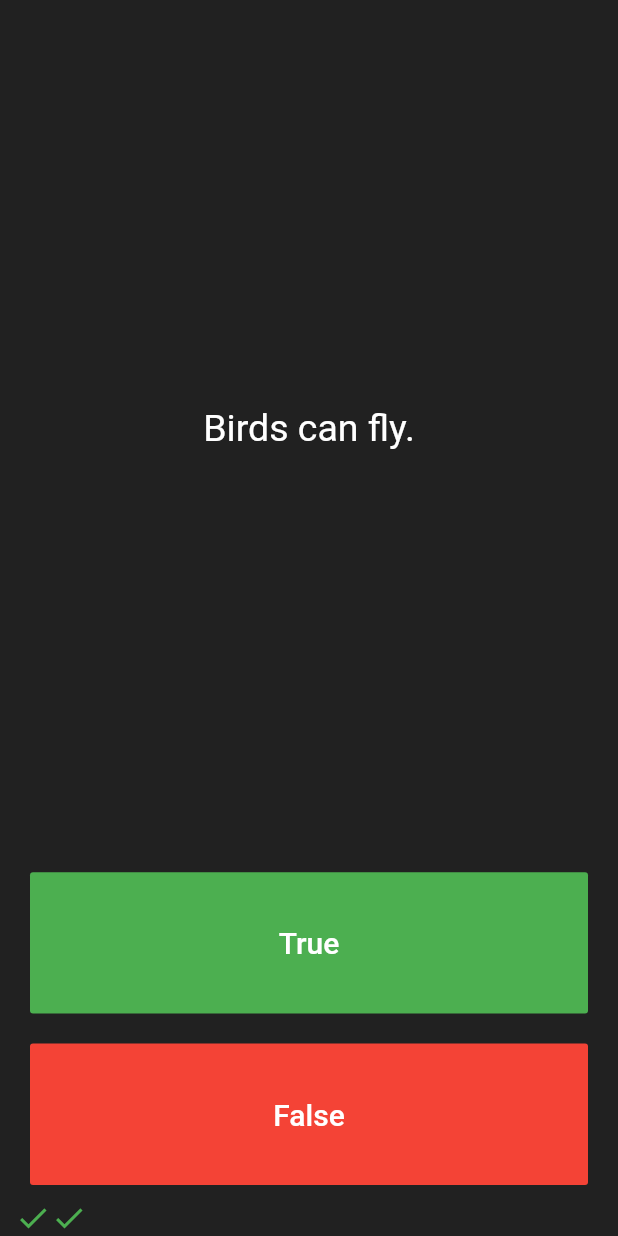
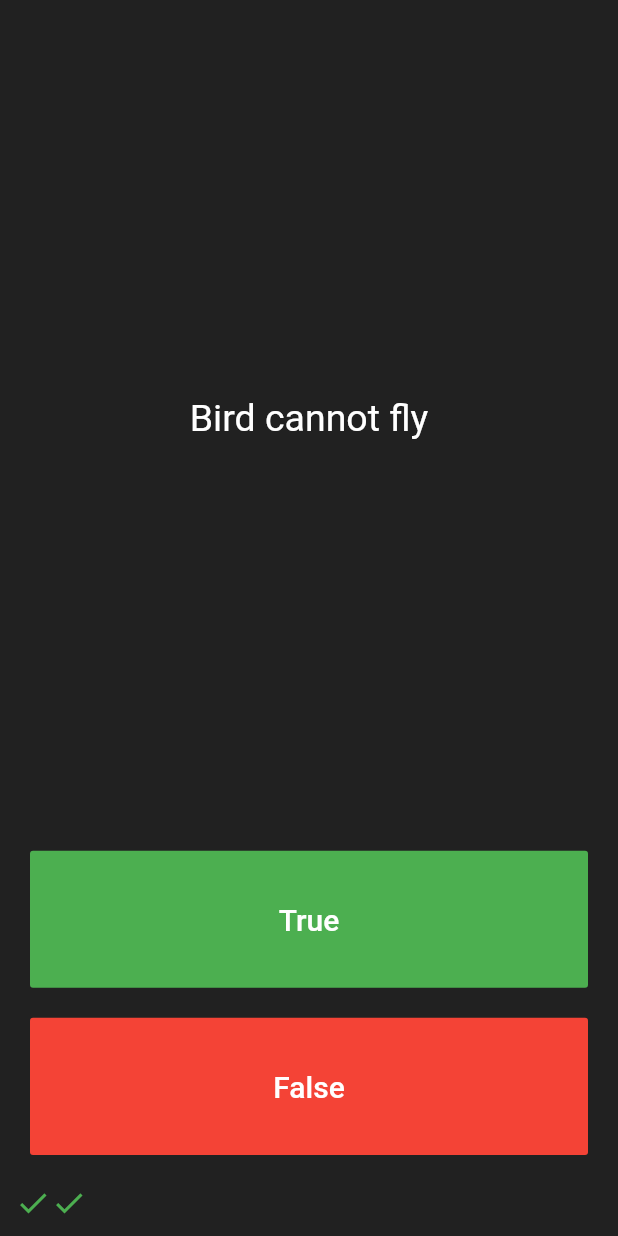
Before and after one commit to asisthre/Qizeapp, a Flutter app: the screen it shows after launch, after a tap on "True", after a tap on "False", on a phone screen of 412 x 824 dp. Run offline on Flutter 3.47's test engine with Material 2 defaults, Android fonts, the phone set to English and light mode, and no system bars; our stand-ins replace rflutter_alert.

Commit message:
Added dialouge and managed controller

```diff
--- a/lib/main.dart
+++ b/lib/main.dart
@@ -1,5 +1,11 @@
+import 'package:flutter/cupertino.dart';
 import 'package:flutter/material.dart';
+import 'package:quiz_app/question_brain.dart';
+import 'package:rflutter_alert/rflutter_alert.dart';
 
+import 'question_brain.dart';
+
+QuestionBrain questionBrain= new QuestionBrain();
 void main() => runApp(MyApp());
 
 class MyApp extends StatelessWidget {
@@ -27,14 +33,60 @@ class QuizPage extends StatefulWidget {
 }
 
 class _QuizPageState extends State<QuizPage> {
+  int score=0;
   List<Widget> scoreKeeper=[];
-  List<String> question=[
-    "Flutter is created by google.",
-    "Mt.everest is not the highest mountain of the world.",
-    "Birds can fly."
-  ];
-  int questionNumber=0;
-  List<bool> answers=[true,false,true];
+   checkAnswer({bool userAnswer}){
+    setState(() {
+      if (questionBrain.isFinished()){
+//        Alert(
+//            context: context,
+//            title:"The number of questions are finished",
+//            desc:"You have scored $score question").show();
+        Alert(
+          context: context,
+          title: "The number of questions are finished",
+          desc: "You have scored $score question",
+          buttons: [
+            DialogButton(
+              child: Text(
+                "Play Again",
+                style: TextStyle(color: Colors.white, fontSize: 20),
+              ),
+              onPressed: () {
+                score=0;
+                Navigator.pop(context);
+                },
+              color: Colors.green,
+              radius: BorderRadius.circular(0.0),
+            ),
+          ],
+        ).show();
+        scoreKeeper.clear();
+        questionBrain.reset();
+      }
+      else{
+        if(questionBrain.getAnswerResult() == userAnswer){
+          scoreKeeper.add(
+              Icon(
+                Icons.check,
+                color: Colors.green,
+                size:24,
+              ));
+          score++;
+        }
+        else{
+          scoreKeeper.add(
+              Icon(
+                Icons.close,
+                color: Colors.red,
+                size:24,
+              ));
+        }
+        questionBrain.nextQuestion();
+      }
+    });
+  }
+
 
   @override
   Widget build(BuildContext context) {
@@ -48,7 +100,7 @@ class _QuizPageState extends State<QuizPage> {
             padding: EdgeInsets.all(10.0),
             child: Center(
               child: Text(
-                question[questionNumber],
+                questionBrain.getQuestionText(),
                 textAlign: TextAlign.center,
                 style: TextStyle(
                   fontSize: 25.0,
@@ -71,25 +123,7 @@ class _QuizPageState extends State<QuizPage> {
                 ),
               ),
               onPressed: () {
-                setState(() {
-                  if(answers[questionNumber]==true){
-                    scoreKeeper.add(
-                        Icon(
-                          Icons.check,
-                          color: Colors.green,
-                          size:24,
-                        ));
-                  }
-                  else{
-                    scoreKeeper.add(
-                        Icon(
-                          Icons.close,
-                          color: Colors.red,
-                          size:24,
-                        ));
-                  }
-                  questionNumber++;
-                });
+                  checkAnswer(userAnswer: true);
               },
             ),
           ),
@@ -107,31 +141,17 @@ class _QuizPageState extends State<QuizPage> {
                 ),
               ),
               onPressed: () {
-                setState(() {
-                  if(answers[questionNumber]==false){
-                    scoreKeeper.add(
-                        Icon(
-                          Icons.check,
-                          color: Colors.green,
-                          size:24,
-                        ));
-                  }
-                  else{
-                    scoreKeeper.add(
-                        Icon(
-                          Icons.close,
-                          color: Colors.red,
-                          size:24,
-                        ));
-                  }
-                  questionNumber++;
-                });
+                checkAnswer(userAnswer: false);
               },
             ),
           ),
         ),
-       Row(
-         children: scoreKeeper,
+       SingleChildScrollView(
+         scrollDirection: Axis.horizontal,
+         padding: EdgeInsets.symmetric(vertical: 10.0),
+         child: Row(
+           children: scoreKeeper,
+         ),
        ),
       ],
     );
--- /dev/null
+++ b/lib/question.dart
@@ -0,0 +1,6 @@
+class Question{
+  String questionText;
+  bool answerResult;
+  Question(this.questionText, this.answerResult);
+
+}
--- /dev/null
+++ b/lib/question_brain.dart
@@ -0,0 +1,66 @@
+import 'package:quiz_app/question.dart';
+
+class QuestionBrain{
+  int _questionNumber=0;
+  List<Question> _questions= [
+    Question("Flutter is created by Google", true),
+    Question("Mount Everest is not the highest mountain in the world", false),
+    Question("Bird cannot fly", false),
+    Question('Some cats are actually allergic to humans', true),
+    Question('You can lead a cow down stairs but not up stairs.', false),
+    Question('Approximately one quarter of human bones are in the feet.', true),
+    Question('A slug\'s blood is green.', true),
+    Question('Buzz Aldrin\'s mother\'s maiden name was "Moon".', true),
+    Question('It is illegal to pee in the Ocean in Portugal.', true),
+    Question(
+        'No piece of square dry paper can be folded in half more than 7 times.',
+        false),
+    Question(
+        'In London, UK, if you happen to die in the House of Parliament, you are technically entitled to a state funeral, because the building is considered too sacred a place.',
+        true),
+    Question(
+        'The loudest sound produced by any animal is 188 decibels. That animal is the African Elephant.',
+        false),
+    Question(
+        'The total surface area of two human lungs is approximately 70 square metres.',
+        true),
+    Question('Google was originally called "Backrub".', true),
+    Question(
+        'Chocolate affects a dog\'s heart and nervous system; a few ounces are enough to kill a small dog.',
+        true),
+    Question(
+        'In West Virginia, USA, if you accidentally hit an animal with your car, you are free to take it home to eat.',
+        true),
+    Question("Flutter is created by Google", true),
+    Question("Mount Everest is not the highest mountain in the world", false),
+    Question("Bird cannot fly", false),
+    Question('Some cats are actually allergic to humans', true),
+    Question('You can lead a cow down stairs but not up stairs.', false),
+    Question('Approximately one quarter of human bones are in the feet.', true),
+    Question('A slug\'s blood is green.', true),
+  ];
+  String getQuestionText (){
+    return _questions[_questionNumber].questionText;
+  }
+  bool getAnswerResult(){
+    return _questions[_questionNumber].answerResult;
+}
+
+void nextQuestion(){
+    if (_questionNumber<_questions.length-1){
+      _questionNumber++;
+    }
+
+}
+  bool isFinished(){
+    if (_questionNumber>=_questions.length-1){
+      return true;
+    }
+    else{
+      return false;
+    }
+  }
+  void reset(){
+    _questionNumber=0;
+  }
+}
--- a/pubspec.yaml
+++ b/pubspec.yaml
@@ -23,6 +23,7 @@ dependencies:
   # The following adds the Cupertino Icons font to your application.
   # Use with the CupertinoIcons class for iOS style icons.
   cupertino_icons: ^0.1.2
+  rflutter_alert: ^1.0.3
 
 dev_dependencies:
   flutter_test:
```
Also changed, not shown: pubspec.lock.
